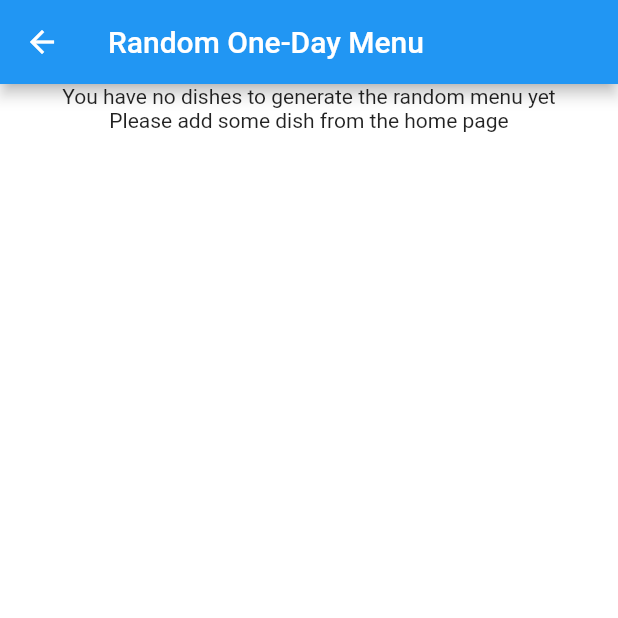
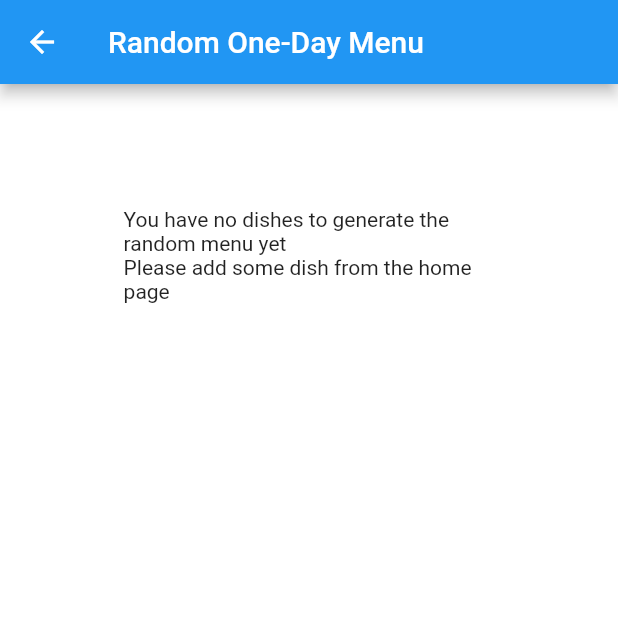
Before and after one commit to Linxin-Zhong/Bon-Appetit, a Flutter app: the screen it shows after launch, after a tap on "Random Menu Page", on a phone screen of 412 x 824 dp, the top half of it. Run offline on Flutter 3.47's test engine with Material 2 defaults, Android fonts, the phone set to English and light mode, and no system bars; our stand-ins replace auto_size_text, google_fonts.

Commit message:
Completed a full randome menu page

```diff
--- a/lib/database.dart
+++ b/lib/database.dart
@@ -1,3 +1,7 @@
+
+
+import 'package:flutter/material.dart';
+
 import 'dish.dart';
 import 'dart:math';
 
@@ -9,9 +13,10 @@ const int MAIN = 4;
 const int BREAKFAST = 0;
 const int LUNCH = 1;
 const int DINNER = 2;
-const double l = 30.0;
 
 class DataBase {
+
+  double l = 30;
   late int number;
   late List<Dish> dishes;
   late List<String> names;
--- a/lib/homePage.dart
+++ b/lib/homePage.dart
@@ -29,8 +29,7 @@ class _HomePageState extends State<HomePage> {
 
   @override
   Widget build(BuildContext context) {
-    double widthOfPage = MediaQuery.of(context).size.width;
-    double heightOfPage = MediaQuery.of(context).size.height;
+    db. l = MediaQuery.of(context).size.width/15;
     return Scaffold(
       backgroundColor: Color.fromARGB(255, 255, 235, 231), //light pink
       appBar: AppBar(
--- a/lib/newDishPage.dart
+++ b/lib/newDishPage.dart
@@ -21,6 +21,7 @@ class _NewDishScreenState extends State<NewDishScreen> {
   _NewDishScreenState({required this.db});
   @override
   Widget build(BuildContext context) {
+    db. l = MediaQuery.of(context).size.width/15;
     return Scaffold(
       backgroundColor: Color.fromARGB(255, 255, 235, 231), //light pink
       appBar: AppBar(
--- a/lib/randomMenuPage.dart
+++ b/lib/randomMenuPage.dart
@@ -15,20 +15,25 @@ class _randomMenuState extends State<randomMenuPage> {
   _randomMenuState({required this.db});
   @override
   Widget build(BuildContext context) {
+    db. l = MediaQuery.of(context).size.width/15;
     return Scaffold(
         backgroundColor: Colors.white,
         appBar: AppBar(
           title: const Text('Random One-Day Menu'),
         ),
-        body: Center(child: RandomPageBody()));
+        body: Align(alignment: Alignment.center,
+        child: RandomPageBody()));
   }
 
   Widget RandomPageBody() {
     if (this.db.number == 0) {
-      return Column(children: [
-        Text('You have no dishes to generate the random menu yet'),
-        Text('Please add some dish from the home page')
-      ]);
+      return  Padding(padding: EdgeInsets.all(3*db.l),
+      child: Column(
+            children:[
+              Text('You have no dishes to generate the random menu yet'),
+              Text('Please add some dish from the home page')
+            ]
+          ));
     } else {
       return Container(
         child: Column(children: [
@@ -45,11 +50,25 @@ class _randomMenuState extends State<randomMenuPage> {
         ]),
         Column(children: [
           Text('Lunch'),
-          SingleChildScrollView(),
+          SizedBox(
+      height: 120,
+      child: ListView.builder(
+        itemCount: db.randomLunch.length,
+        scrollDirection: Axis.horizontal,
+        itemBuilder: (_, int i) => _buildBox(color: Colors.orange,  t: db.randomLunch[i].getName()),
+      ),
+    )
         ]),
         Column(children: [
-          Text('Lunch'),
-          SingleChildScrollView(),
+          Text('Dinner'),
+          SizedBox(
+      height: 120,
+      child: ListView.builder(
+        itemCount: db.randomDinner.length,
+        scrollDirection: Axis.horizontal,
+        itemBuilder: (_, int i) => _buildBox(color: Colors.orange,  t: db.randomDinner[i].getName()),
+      ),
+    )
         ])
     ]));
 
```
Also changed, not shown: lib/settingsPage.dart (+22 -13 lines).
